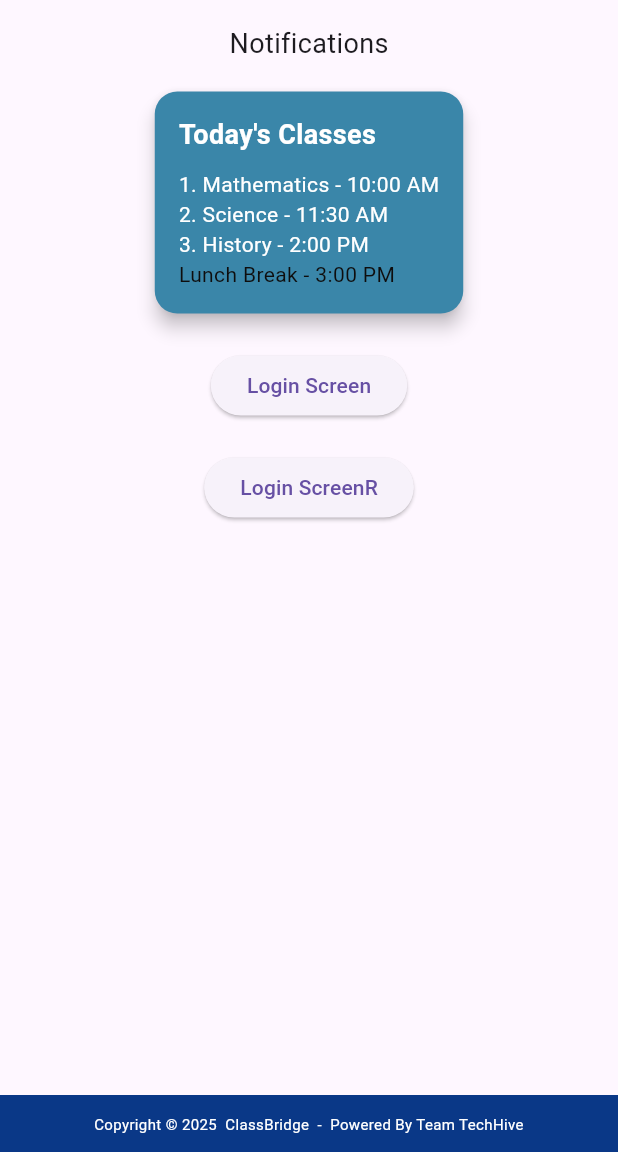
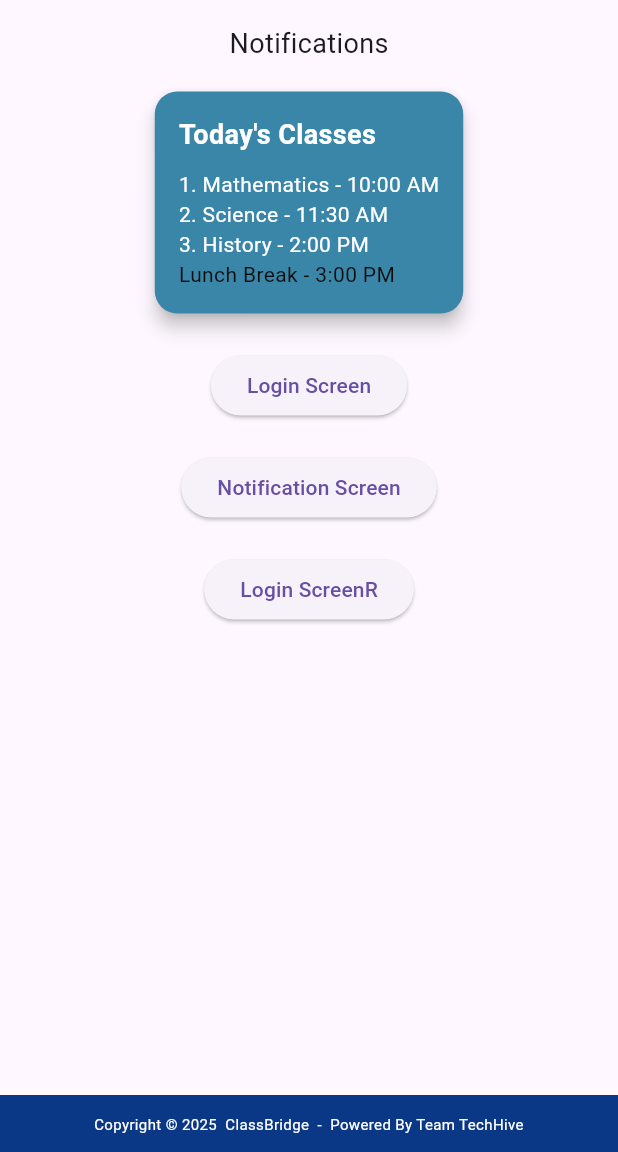
Before and after one commit to abdulhamidrashankar/schoolconnect, a Flutter app: the screen it shows after launch, after a tap on the "notifications" icon, on a phone screen of 412 x 824 dp, the part 84-1236 px from its top. Run offline on Flutter 3.47's test engine with Material 3 defaults, Android fonts, the light colour scheme and no system bars; our stand-ins replace flutter_local_notifications, fluttertoast, permission_handler.

Commit message:
Added Notification Code and dependencies

```diff
--- a/frontend/my_first_app/lib/main.dart
+++ b/frontend/my_first_app/lib/main.dart
@@ -1,8 +1,14 @@
 import 'package:flutter/material.dart';
-import 'LoginScreen.dart';
+import 'package:my_first_app/notification_ex.dart';
 import 'responsive.dart';
+import 'login_page.dart';
+import 'utilities/toats_utils.dart';
+import 'notification_ex.dart';
 
-void main() {
+Future<void> main() async {
+  WidgetsFlutterBinding.ensureInitialized();
+  // ✅ Notification plugin initialize
+  await NotificationUtils.init();
   runApp(const MyApp());
 }
 
@@ -60,9 +66,14 @@ class _BasicAppbarExampleState extends State<BasicAppbarExample> {
         actions: <Widget>[
           IconButton(
             icon: const Icon(Icons.notifications, color: Colors.white),
-            onPressed: () {
-              _updateText("Notifications");
-            },
+            onPressed: () async {
+                await NotificationUtils.requestPermission();
+                await NotificationUtils.show(
+                title: "New Alert",
+                 body: "This is a notification from the AppBar icon!",
+                 );
+                _updateText("Notifications");
+            }
           ),
           PopupMenuButton<String>(
             icon: const Icon(Icons.more_vert, color: Colors.white),
@@ -157,11 +168,22 @@ class _BasicAppbarExampleState extends State<BasicAppbarExample> {
                         onPressed: () {
                           Navigator.push(
                             context,
-                            MaterialPageRoute(builder: (context) => const LoginScreen()),
+                            MaterialPageRoute(builder: (context) => const LoginPage()),
                           );
                         },
                         child: const Text('Login Screen'),
                       ),
+                      const SizedBox(height: 20),
+                      ElevatedButton(
+                        onPressed: () {
+                          Navigator.push(
+                            context,
+                            MaterialPageRoute(builder: (context) => NotificationScreen()),
+                          );
+                        },
+                        child: const Text('Notification Screen'),
+                      ),
+
                       const SizedBox(height: 20),
                       ElevatedButton(
                         onPressed: () {
--- a/frontend/my_first_app/lib/utilities/toats_utils.dart
+++ b/frontend/my_first_app/lib/utilities/toats_utils.dart
@@ -1,5 +1,8 @@
 import 'package:fluttertoast/fluttertoast.dart';
 import 'package:flutter/material.dart';
+import 'package:flutter_local_notifications/flutter_local_notifications.dart';
+import 'package:permission_handler/permission_handler.dart';
+
 
 class ToastUtils {
   static void show(String msg, {Color bgColor = Colors.black}) {
@@ -13,3 +16,60 @@ class ToastUtils {
     );
   }
 }
+
+
+class NotificationUtils {
+  static final FlutterLocalNotificationsPlugin _plugin =
+      FlutterLocalNotificationsPlugin();
+
+  // 🔹 Initialize Notifications (call this in main() before runApp)
+  static Future<void> init() async {
+    const androidSettings = AndroidInitializationSettings('@mipmap/ic_launcher');
+    const iosSettings = DarwinInitializationSettings(
+      requestAlertPermission: true,
+      requestBadgePermission: true,
+      requestSoundPermission: true,
+    );
+
+    const settings = InitializationSettings(
+      android: androidSettings,
+      iOS: iosSettings,
+    );
+
+    await _plugin.initialize(settings);
+  }
+
+  // 🔹 Request Permission
+  static Future<void> requestPermission() async {
+    if (await Permission.notification.isDenied) {
+      await Permission.notification.request();
+    }
+  }
+
+  // 🔹 Show Notification
+  static Future<void> show({
+    required String title,
+    required String body,
+    String channelId = 'default_channel',
+    String channelName = 'General Notifications',
+    String channelDescription = 'Default notification channel',
+  }) async {
+    const androidDetails = AndroidNotificationDetails(
+      'default_channel',
+      'General Notifications',
+      channelDescription: 'Default notification channel',
+      importance: Importance.max,
+      priority: Priority.high,
+      playSound: true,
+    );
+
+    const platformDetails = NotificationDetails(android: androidDetails);
+
+    await _plugin.show(
+      0,
+      title,
+      body,
+      platformDetails,
+    );
+  }
+}
--- a/frontend/my_first_app/pubspec.yaml
+++ b/frontend/my_first_app/pubspec.yaml
@@ -13,6 +13,8 @@ dependencies:
   fluttertoast: ^8.2.4
   cupertino_icons: ^1.0.8
   http: ^1.2.0
+  flutter_local_notifications: ^17.2.1
+  permission_handler: ^11.3.0
 
 dev_dependencies:
   flutter_test:
```
Also changed, not shown: frontend/my_first_app/lib/notification_ex.dart (added, +84 -0 lines), frontend/my_first_app/pubspec.lock, 5 other files.
